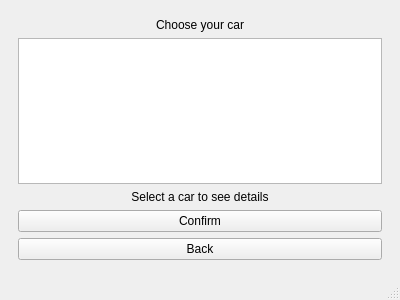
First picture: the form in client/lobby/lobby.ui, repository Manupenalva/need-for-speed-cpp, before the edit.
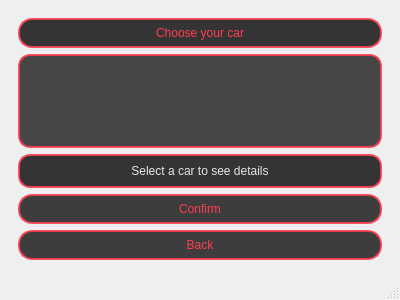
Second picture: the form after the edit. The open tabs and pages were chosen to show the change. Icons and pictures are not drawn.

Commit message: Termino de estilear el lobby

Patch:
```diff
--- a/client/lobby/lobby.ui
+++ b/client/lobby/lobby.ui
@@ -181,6 +181,18 @@
        <layout class="QVBoxLayout" name="verticalLayout_car">
         <item>
          <widget class="QLabel" name="carTitleLabel">
+          <property name="styleSheet">
+           <string notr="true">QLabel#carTitleLabel {
+    font: 800 20pt &quot;Ubuntu Sans&quot;;
+    color: rgb(255, 60, 80); 
+    background-color: rgba(0, 0, 0, 200);   
+    border: 2px solid rgba(255, 60, 80, 220);
+    border-radius: 14px;
+    padding: 6px 18px;
+    qproperty-alignment: AlignCenter;
+}
+</string>
+          </property>
           <property name="text">
            <string>Choose your car</string>
           </property>
@@ -190,10 +202,45 @@
          </widget>
         </item>
         <item>
-         <widget class="QListWidget" name="carListWidget"/>
+         <widget class="QListWidget" name="carListWidget">
+          <property name="styleSheet">
+           <string notr="true">QListWidget#carListWidget {
+    background-color: rgba(0, 0, 0, 180);
+    border: 2px solid rgba(255, 60, 80, 220);
+    border-radius: 12px;
+    padding: 6px;
+    color: rgb(230, 230, 230);
+    font: 600 11pt &quot;Ubuntu Sans&quot;;
+}
+
+QListWidget#carListWidget::item {
+    padding: 6px;
+}
+
+QListWidget#carListWidget::item:selected {
+    background-color: rgba(255, 60, 80, 160);
+    color: white;
+}
+
+QListWidget#carListWidget::item:focus {
+    outline: none;
+}
+</string>
+          </property>
+         </widget>
         </item>
         <item>
          <widget class="QLabel" name="carPreviewLabel">
+          <property name="styleSheet">
+           <string notr="true">QLabel#carPreviewLabel {
+    background-color: rgba(0, 0, 0, 200);
+    border: 2px solid rgba(255, 60, 80, 220);
+    border-radius: 12px;
+    padding: 8px 12px;
+    color: rgb(230, 230, 230);
+    font: 500 10pt &quot;Ubuntu Sans&quot;;
+}</string>
+          </property>
           <property name="text">
            <string>Select a car to see details</string>
           </property>
@@ -204,6 +251,26 @@
         </item>
         <item>
          <widget class="QPushButton" name="confirmButton">
+          <property name="styleSheet">
+           <string notr="true">QPushButton#confirmButton {
+    font: 700 12pt &quot;Ubuntu Sans&quot;;
+    color: rgb(255, 60, 80);
+    background-color: rgba(0, 0, 0, 190);
+    border: 2px solid rgba(255, 60, 80, 220);
+    border-radius: 14px;
+    padding: 6px 20px;
+}
+
+QPushButton#confirmButton:hover{
+    background-color: rgba(255, 60, 80, 50);
+}
+
+QPushButton#confirmButton:pressed{
+    background-color: rgb(255, 60, 80);
+    color: black;
+}
+</string>
+          </property>
           <property name="text">
            <string>Confirm</string>
           </property>
@@ -211,6 +278,26 @@
         </item>
         <item>
          <widget class="QPushButton" name="backCarButton">
+          <property name="styleSheet">
+           <string notr="true">QPushButton#backCarButton {
+    font: 700 12pt &quot;Ubuntu Sans&quot;;
+    color: rgb(255, 60, 80);
+    background-color: rgba(0, 0, 0, 190);
+    border: 2px solid rgba(255, 60, 80, 220);
+    border-radius: 14px;
+    padding: 6px 20px;
+}
+
+QPushButton#backCarButton:hover {
+    background-color: rgba(255, 60, 80, 50);
+}
+
+QPushButton#backCarButton:pressed {
+    background-color: rgb(255, 60, 80);
+    color: black;
+}
+</string>
+          </property>
           <property name="text">
            <string>Back</string>
           </property>
```
Left out of the diff: 149 changed lines with no effect on the pictures. The commit also changes 1 other file.
